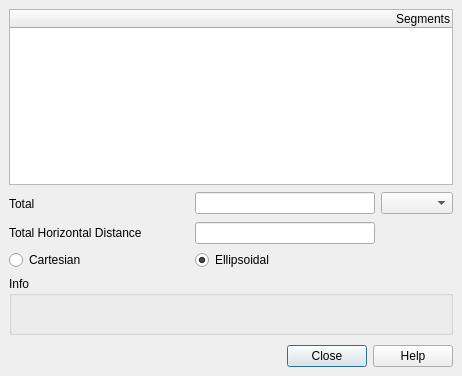
This is src/ui/qgsmeasurebase.ui in qgis/QGIS as Qt 5 draws it before an edit. The edited form follows.
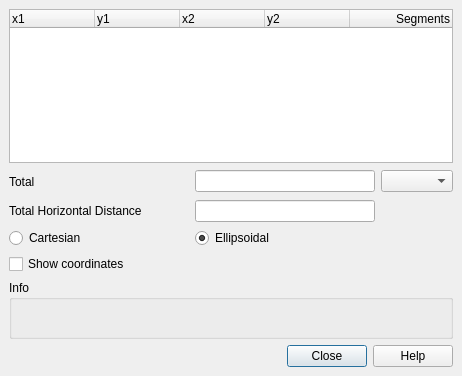
This is the edited form. Icons and pictures are not drawn. Custom widgets are drawn as their Qt base class.

Commit message: Fixes #50292 - Optionally show coordinates in measure tool

```diff
--- a/src/ui/qgsmeasurebase.ui
+++ b/src/ui/qgsmeasurebase.ui
@@ -48,8 +48,31 @@
       <bool>false</bool>
      </property>
      <property name="columnCount">
-      <number>1</number>
+      <number>5</number>
      </property>
+     <attribute name="headerDefaultSectionSize">
+      <number>85</number>
+     </attribute>
+     <column>
+      <property name="text">
+       <string>x1</string>
+      </property>
+     </column>
+     <column>
+      <property name="text">
+       <string>y1</string>
+      </property>
+     </column>
+     <column>
+      <property name="text">
+       <string>x2</string>
+      </property>
+     </column>
+     <column>
+      <property name="text">
+       <string>y2</string>
+      </property>
+     </column>
      <column>
       <property name="text">
        <string>Segments</string>
@@ -187,6 +210,13 @@
      </property>
     </spacer>
    </item>
+   <item row="8" column="0" colspan="4">
+    <widget class="QCheckBox" name="mShowCoordinates">
+     <property name="text">
+      <string>Show coordinates</string>
+     </property>
+    </widget>
+   </item>
   </layout>
  </widget>
  <layoutdefault spacing="6" margin="11"/>
```
The commit also changes 2 other files.
